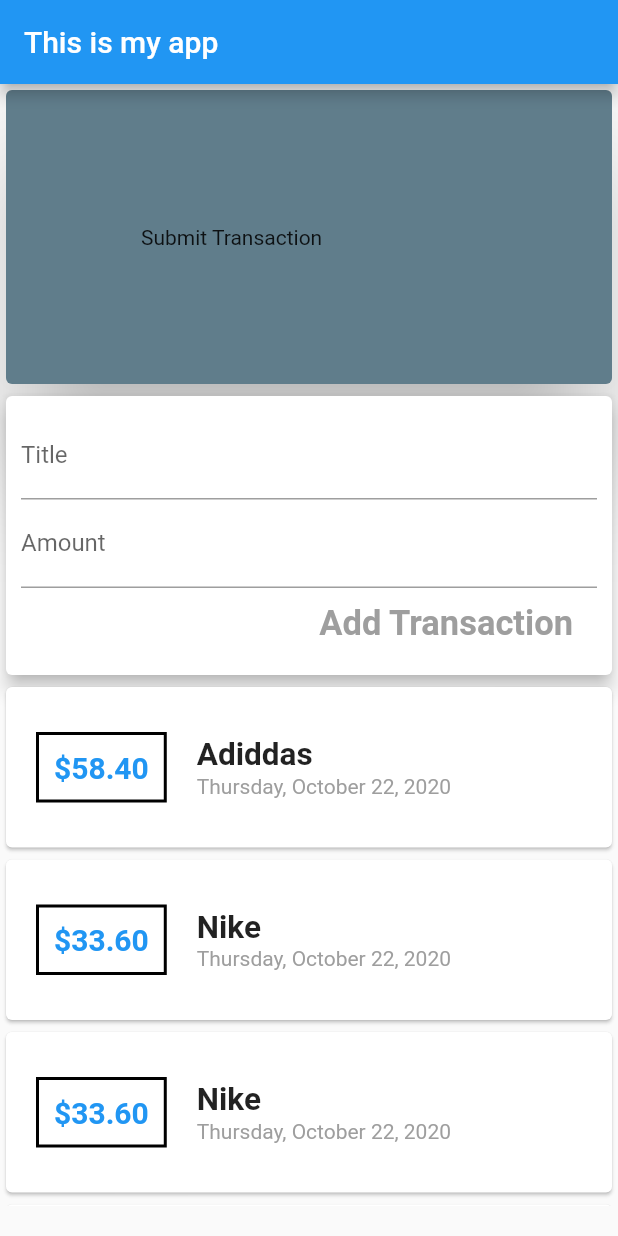
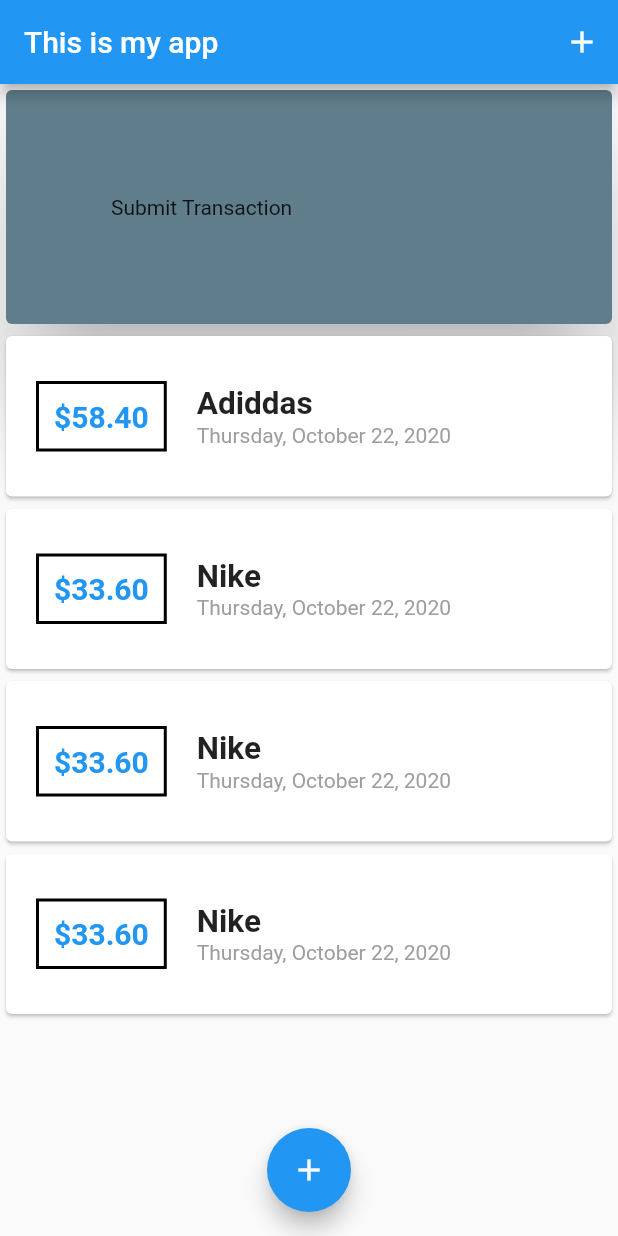
Before and after one commit to tunganh252/flutter_test_2, a Flutter app: the screen it shows after launch, on a phone screen of 412 x 824 dp. Run offline on Flutter 3.47's test engine with Material 2 defaults, Android fonts, the phone set to English and light mode, and no system bars.

Commit message:
[Update] -- config style + apply newTransaction

```diff
--- a/lib/main.dart
+++ b/lib/main.dart
@@ -1,5 +1,7 @@
 import 'package:flutter/material.dart';
-import 'package:flutter_test_2/widgets/user_transactions.widget.dart';
+import 'package:flutter_test_2/models/transaction.modal.dart';
+import 'package:flutter_test_2/widgets/new_transaction.widget.dart';
+import 'package:flutter_test_2/widgets/transaction_list.widget.dart';
 
 void main() => runApp(MyApp());
 
@@ -10,12 +12,53 @@ class MyApp extends StatelessWidget {
   }
 }
 
-class MyHomePage extends StatelessWidget {
+class MyHomePage extends StatefulWidget {
+  @override
+  _MyHomePageState createState() => _MyHomePageState();
+}
+
+class _MyHomePageState extends State<MyHomePage> {
+  final List<Transaction> _userTransactions = [
+    Transaction(amount: 58.4, date: DateTime.now(), id: "a1", title: "Adiddas"),
+    Transaction(amount: 33.6, date: DateTime.now(), id: "a2", title: "Nike"),
+    Transaction(amount: 33.6, date: DateTime.now(), id: "a2", title: "Nike"),
+    Transaction(amount: 33.6, date: DateTime.now(), id: "a2", title: "Nike"),
+  ];
+
+  void _addNewTransaction(String txTitle, double txAmount) {
+    final newTrans = Transaction(
+        title: txTitle,
+        amount: txAmount,
+        date: DateTime.now(),
+        id: DateTime.now().toString());
+    setState(() {
+      _userTransactions.add(newTrans);
+    });
+  }
+
+  void _startAddNewTransaction(BuildContext ctx) {
+    showModalBottomSheet(
+        context: ctx,
+        builder: (_) {
+          return GestureDetector(
+            onTap: () {},
+            child: NewTransaction(_addNewTransaction),
+            behavior: HitTestBehavior.opaque,
+          );
+        });
+  }
+
   @override
   Widget build(BuildContext context) {
     return Scaffold(
       appBar: AppBar(
         title: Text("This is my app"),
+        actions: [
+          IconButton(
+            icon: Icon(Icons.add),
+            onPressed: () => _startAddNewTransaction(context),
+          )
+        ],
       ),
       body: SingleChildScrollView(
         child: Column(
@@ -28,15 +71,20 @@ class MyHomePage extends StatelessWidget {
                 color: Colors.blueGrey,
                 elevation: 30,
                 child: Container(
-                    padding: EdgeInsets.all(90),
+                    padding: EdgeInsets.all(70),
                     child: Text(
                       "Submit Transaction",
                     )),
               ),
             ),
-            UserTransactions()
+            TransactionList(_userTransactions),
           ],
         ),
+      ),
+      floatingActionButtonLocation: FloatingActionButtonLocation.centerFloat,
+      floatingActionButton: FloatingActionButton(
+        child: Icon(Icons.add),
+        onPressed: () => _startAddNewTransaction(context),
       ),
     );
   }
--- a/lib/widgets/new_transaction.widget.dart
+++ b/lib/widgets/new_transaction.widget.dart
@@ -11,8 +11,9 @@ class NewTransaction extends StatelessWidget {
     final enteredTitle = titleController.text;
     final enteredAmount = double.parse(amountController.text);
 
-    if (enteredTitle.isEmpty || enteredAmount.isNaN || enteredAmount <= 0)
+    if (enteredTitle.isEmpty || enteredAmount.isNaN || enteredAmount <= 0) {
       return;
+    }
 
     addNewTrans(enteredTitle, enteredAmount);
   }
--- a/lib/widgets/transaction_list.widget.dart
+++ b/lib/widgets/transaction_list.widget.dart
@@ -9,7 +9,7 @@ class TransactionList extends StatelessWidget {
   @override
   Widget build(BuildContext context) {
     return Container(
-      height: 350,
+      height: 470,
       child: ListView.builder(
         itemCount: transactions.length,
         itemBuilder: (data, index) {
--- a/lib/widgets/user_transactions.widget.dart
+++ b/lib/widgets/user_transactions.widget.dart
@@ -11,30 +11,11 @@ class UserTransactions extends StatefulWidget {
 }
 
 class _UserTransactionsState extends State<UserTransactions> {
-  final List<Transaction> _userTransactions = [
-    Transaction(amount: 58.4, date: DateTime.now(), id: "a1", title: "Adiddas"),
-    Transaction(amount: 33.6, date: DateTime.now(), id: "a2", title: "Nike"),
-    Transaction(amount: 33.6, date: DateTime.now(), id: "a2", title: "Nike"),
-    Transaction(amount: 33.6, date: DateTime.now(), id: "a2", title: "Nike"),
-  ];
-
-  void _addNewTransaction(String txTitle, double txAmount) {
-    final newTrans = Transaction(
-        title: txTitle,
-        amount: txAmount,
-        date: DateTime.now(),
-        id: DateTime.now().toString());
-    setState(() {
-      _userTransactions.add(newTrans);
-    });
-  }
-
   @override
   Widget build(BuildContext context) {
     return Column(
       children: [
         NewTransaction(_addNewTransaction),
-        TransactionList(_userTransactions),
       ],
     );
   }
```
